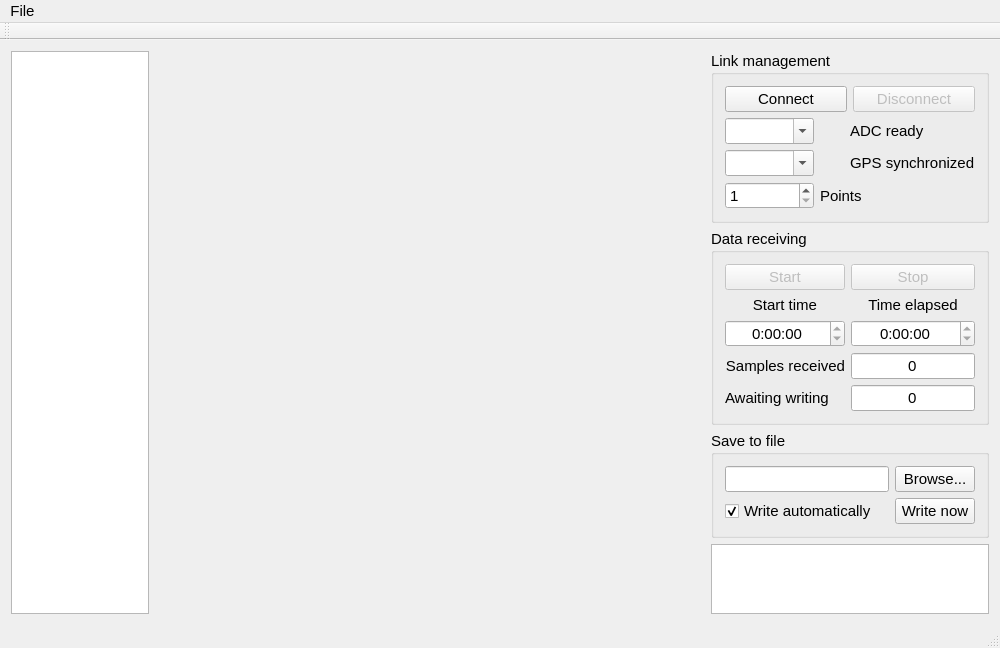
First picture: the form in mainwindow.ui, repository NIA/seismoreg, before the edit.
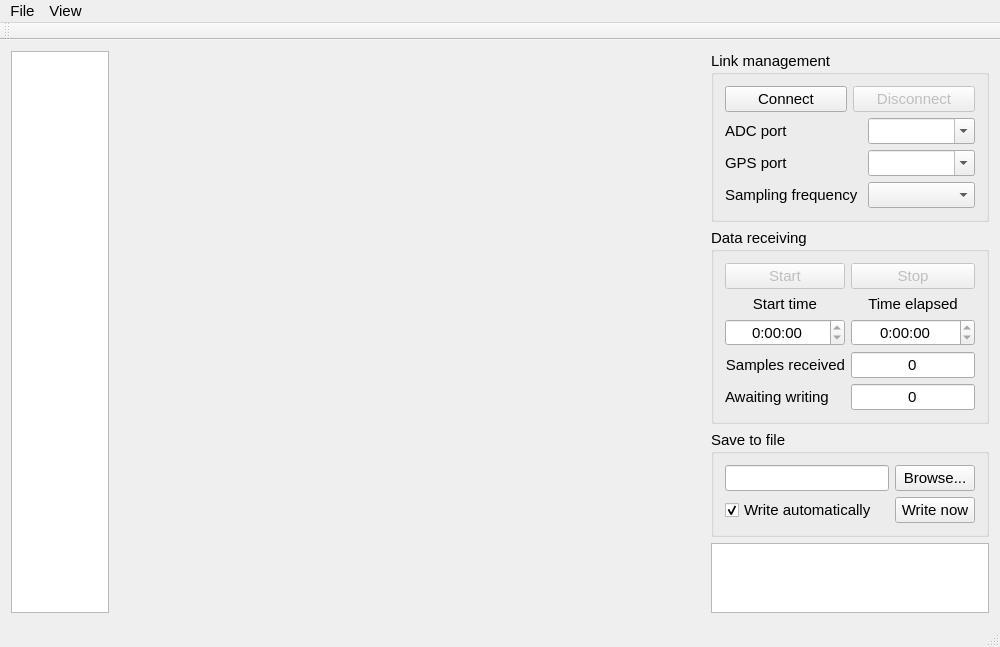
Second picture: the form after the edit. Custom widgets are drawn as their Qt base class.

Patch:
```diff
--- a/mainwindow.ui
+++ b/mainwindow.ui
@@ -21,7 +21,7 @@
   <widget class="QWidget" name="centralWidget">
    <layout class="QVBoxLayout" name="verticalLayout_2">
     <item>
-     <layout class="QHBoxLayout" name="horizontalLayout" stretch="1,4,2">
+     <layout class="QHBoxLayout" name="horizontalLayout" stretch="1,6,2">
       <item>
        <widget class="QListWidget" name="dataView">
         <property name="sizePolicy">
@@ -93,10 +93,17 @@
              </item>
             </layout>
            </item>
-           <item row="3" column="2">
-            <widget class="QLabel" name="label_6">
-             <property name="text">
-              <string>GPS synchronized</string>
+           <item row="2" column="2">
+            <widget class="QComboBox" name="portChooser">
+             <property name="editable">
+              <bool>true</bool>
+             </property>
+            </widget>
+           </item>
+           <item row="4" column="2">
+            <widget class="QComboBox" name="portChooserGPS">
+             <property name="editable">
+              <bool>true</bool>
              </property>
             </widget>
            </item>
@@ -122,14 +129,7 @@
              </property>
             </widget>
            </item>
-           <item row="2" column="2">
-            <widget class="QLabel" name="label_5">
-             <property name="text">
-              <string>ADC ready</string>
-             </property>
-            </widget>
-           </item>
-           <item row="3" column="1">
+           <item row="4" column="1">
             <widget class="QLed" name="ledGPS" native="true">
              <property name="minimumSize">
               <size>
@@ -145,37 +145,30 @@
              </property>
             </widget>
            </item>
-           <item row="2" column="0">
-            <widget class="QComboBox" name="portChooser">
-             <property name="editable">
-              <bool>true</bool>
-             </property>
-            </widget>
-           </item>
-           <item row="3" column="0">
-            <widget class="QComboBox" name="portChooser2">
-             <property name="editable">
-              <bool>true</bool>
-             </property>
-            </widget>
-           </item>
            <item row="4" column="0">
-            <widget class="QSpinBox" name="pointsCounter">
-             <property name="minimum">
-              <number>1</number>
+            <widget class="QLabel" name="label_6">
+             <property name="text">
+              <string>GPS port</string>
              </property>
-             <property name="maximum">
-              <number>1000</number>
+            </widget>
+           </item>
+           <item row="2" column="0">
+            <widget class="QLabel" name="label_5">
+             <property name="text">
+              <string>ADC port</string>
              </property>
             </widget>
            </item>
-           <item row="4" column="1" colspan="2">
+           <item row="6" column="0" colspan="2">
             <widget class="QLabel" name="label_7">
              <property name="text">
-              <string>Points</string>
+              <string>Sampling frequency</string>
              </property>
             </widget>
            </item>
+           <item row="6" column="2">
+            <widget class="QComboBox" name="samplingFreq"/>
+           </item>
           </layout>
          </widget>
         </item>
@@ -389,7 +382,14 @@
     </property>
     <addaction name="actionExit"/>
    </widget>
+   <widget class="QMenu" name="menuView">
+    <property name="title">
+     <string>View</string>
+    </property>
+    <addaction name="actionShowTable"/>
+   </widget>
    <addaction name="menuFile"/>
+   <addaction name="menuView"/>
   </widget>
   <widget class="QToolBar" name="mainToolBar">
    <attribute name="toolBarArea">
```
Left out of the diff: 30 changed lines with no effect on the pictures.
